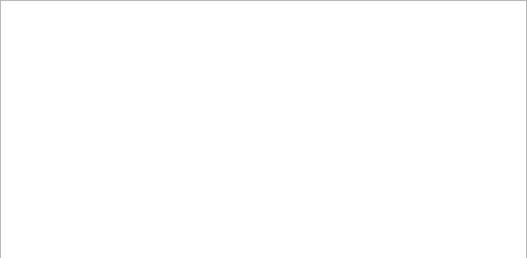
Before: the Qt Designer form src/debug/debugtable.ui in xfahad100/aeroprecinyx, drawn with Qt 5.
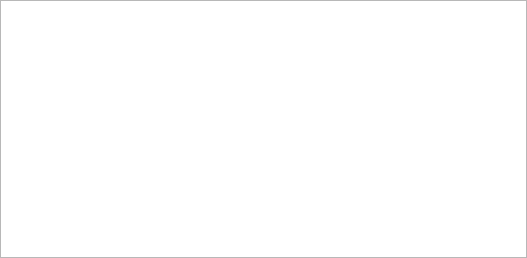
After: the same form once the commit is applied.

Commit message: fixed the ui window resizing issue

Patch:
```diff
--- a/src/debug/debugtable.ui
+++ b/src/debug/debugtable.ui
@@ -13,16 +13,27 @@
   <property name="windowTitle">
    <string>Form</string>
   </property>
-  <widget class="QTableWidget" name="tableWidget">
-   <property name="geometry">
-    <rect>
-     <x>0</x>
-     <y>0</y>
-     <width>527</width>
-     <height>261</height>
-    </rect>
+  <layout class="QVBoxLayout" name="tableLayout">
+   <property name="leftMargin">
+    <number>0</number>
    </property>
-  </widget>
+   <property name="topMargin">
+    <number>0</number>
+   </property>
+   <property name="rightMargin">
+    <number>0</number>
+   </property>
+   <property name="bottomMargin">
+    <number>0</number>
+   </property>
+   <property name="spacing">
+    <number>4</number>
+   </property>
+   <item>
+    <widget class="QTableWidget" name="tableWidget">
+   </widget>
+   </item>
+  </layout>
  </widget>
  <resources/>
  <connections/>
```
The commit also changes 6 other files.
